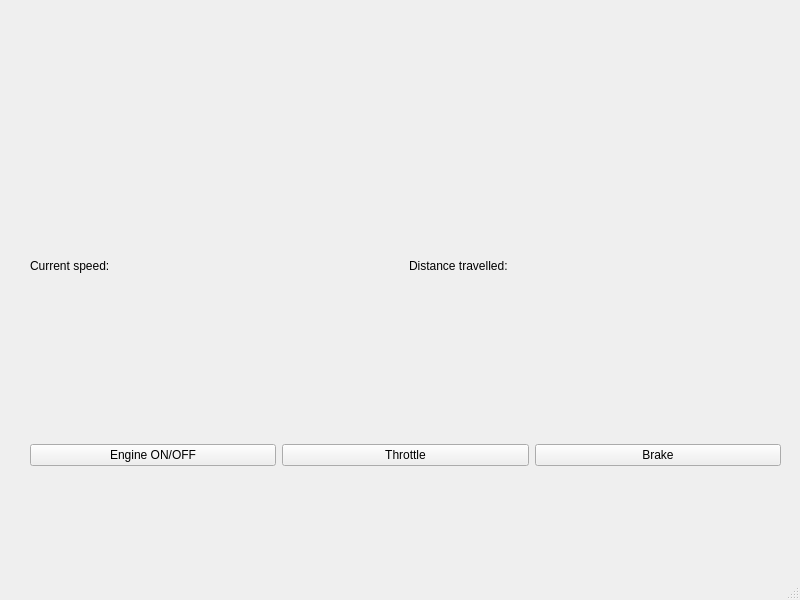
Qt form mainwindow.ui (lbobiko/car_gui) before a commit.
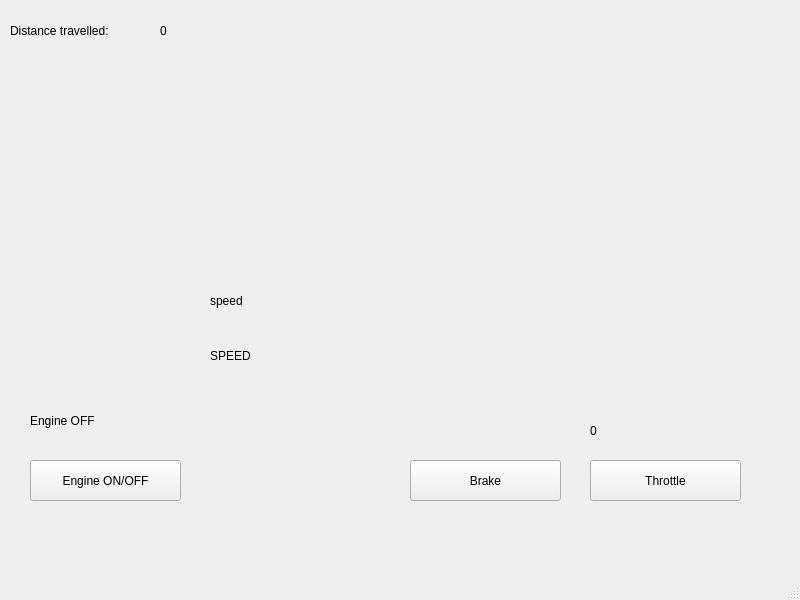
The same form after that commit.

Diff of the .ui file:
```diff
--- a/mainwindow.ui
+++ b/mainwindow.ui
@@ -14,111 +14,148 @@
    <string>MainWindow</string>
   </property>
   <widget class="QWidget" name="centralwidget">
-   <widget class="QWidget" name="horizontalLayoutWidget">
+   <widget class="QPushButton" name="engineButton">
     <property name="geometry">
      <rect>
       <x>30</x>
-      <y>420</y>
-      <width>751</width>
-      <height>71</height>
+      <y>460</y>
+      <width>151</width>
+      <height>41</height>
      </rect>
     </property>
-    <layout class="QHBoxLayout" name="horizontalLayout">
-     <item>
-      <widget class="QPushButton" name="engineButton">
-       <property name="text">
-        <string>Engine ON/OFF</string>
-       </property>
-      </widget>
-     </item>
-     <item>
-      <widget class="QPushButton" name="throttleButton">
-       <property name="text">
-        <string>Throttle</string>
-       </property>
-      </widget>
-     </item>
-     <item>
-      <widget class="QPushButton" name="brakeButton">
-       <property name="text">
-        <string>Brake</string>
-       </property>
-      </widget>
-     </item>
-    </layout>
+    <property name="text">
+     <string>Engine ON/OFF</string>
+    </property>
    </widget>
-   <widget class="QWidget" name="horizontalLayoutWidget_2">
+   <widget class="QPushButton" name="throttleButton">
     <property name="geometry">
      <rect>
-      <x>30</x>
+      <x>590</x>
+      <y>460</y>
+      <width>151</width>
+      <height>41</height>
+     </rect>
+    </property>
+    <property name="text">
+     <string>Throttle</string>
+    </property>
+   </widget>
+   <widget class="QPushButton" name="brakeButton">
+    <property name="geometry">
+     <rect>
+      <x>410</x>
+      <y>460</y>
+      <width>151</width>
+      <height>41</height>
+     </rect>
+    </property>
+    <property name="text">
+     <string>Brake</string>
+    </property>
+   </widget>
+   <widget class="QLabel" name="speedInfo">
+    <property name="geometry">
+     <rect>
+      <x>210</x>
+      <y>280</y>
+      <width>111</width>
+      <height>41</height>
+     </rect>
+    </property>
+    <property name="text">
+     <string>speed</string>
+    </property>
+   </widget>
+   <widget class="QLabel" name="speedText">
+    <property name="geometry">
+     <rect>
+      <x>210</x>
       <y>340</y>
-      <width>751</width>
-      <height>71</height>
+      <width>131</width>
+      <height>31</height>
      </rect>
     </property>
-    <layout class="QHBoxLayout" name="horizontalLayout_2">
-     <item>
-      <widget class="QLabel" name="engineInfo">
-       <property name="text">
-        <string/>
-       </property>
-      </widget>
-     </item>
-     <item>
-      <widget class="QLabel" name="throttleInfo">
-       <property name="text">
-        <string/>
-       </property>
-      </widget>
-     </item>
-     <item>
-      <widget class="QLabel" name="brakeInfo">
-       <property name="text">
-        <string/>
-       </property>
-      </widget>
-     </item>
-    </layout>
+    <property name="text">
+     <string>SPEED</string>
+    </property>
    </widget>
-   <widget class="QWidget" name="horizontalLayoutWidget_3">
+   <widget class="QLabel" name="distanceText">
+    <property name="geometry">
+     <rect>
+      <x>10</x>
+      <y>10</y>
+      <width>141</width>
+      <height>41</height>
+     </rect>
+    </property>
+    <property name="text">
+     <string>Distance travelled:</string>
+    </property>
+   </widget>
+   <widget class="QLabel" name="distanceInfo">
+    <property name="geometry">
+     <rect>
+      <x>160</x>
+      <y>10</y>
+      <width>111</width>
+      <height>41</height>
+     </rect>
+    </property>
+    <property name="text">
+     <string>0</string>
+    </property>
+   </widget>
+   <widget class="QLabel" name="engineInfo">
     <property name="geometry">
      <rect>
       <x>30</x>
-      <y>220</y>
-      <width>751</width>
-      <height>91</height>
+      <y>400</y>
+      <width>121</width>
+      <height>41</height>
      </rect>
     </property>
-    <layout class="QHBoxLayout" name="horizontalLayout_3">
-     <item>
-      <widget class="QLabel" name="speedText">
-       <property name="text">
-        <string>Current speed:</string>
-       </property>
-      </widget>
-     </item>
-     <item>
-      <widget class="QLabel" name="speedInfo">
-       <property name="text">
-        <string/>
-       </property>
-      </widget>
-     </item>
-     <item>
-      <widget class="QLabel" name="distanceText">
-       <property name="text">
-        <string>Distance travelled:</string>
-       </property>
-      </widget>
-     </item>
-     <item>
-      <widget class="QLabel" name="distanceInfo">
-       <property name="text">
-        <string/>
-       </property>
-      </widget>
-     </item>
-    </layout>
+    <property name="text">
+     <string>Engine OFF</string>
+    </property>
+   </widget>
+   <widget class="QLabel" name="throttleInfo">
+    <property name="geometry">
+     <rect>
+      <x>590</x>
+      <y>370</y>
+      <width>151</width>
+      <height>41</height>
+     </rect>
+    </property>
+    <property name="text">
+     <string/>
+    </property>
+   </widget>
+   <widget class="QLabel" name="throttleDetail">
+    <property name="geometry">
+     <rect>
+      <x>590</x>
+      <y>410</y>
+      <width>151</width>
+      <height>41</height>
+     </rect>
+    </property>
+    <property name="text">
+     <string>0</string>
+    </property>
+   </widget>
+   <widget class="QLabel" name="brakeInfo">
+    <property name="geometry">
+     <rect>
+      <x>410</x>
+      <y>410</y>
+      <width>151</width>
+      <height>41</height>
+     </rect>
+    </property>
+    <property name="text">
+     <string/>
+    </property>
    </widget>
   </widget>
   <widget class="QMenuBar" name="menubar">
```
